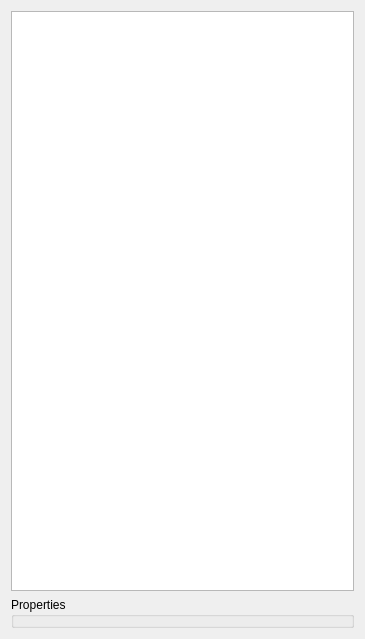
Above: resourceForm.ui from Mouse-Imaging-Centre/brain-view2 before the change. Below: the same form after it.
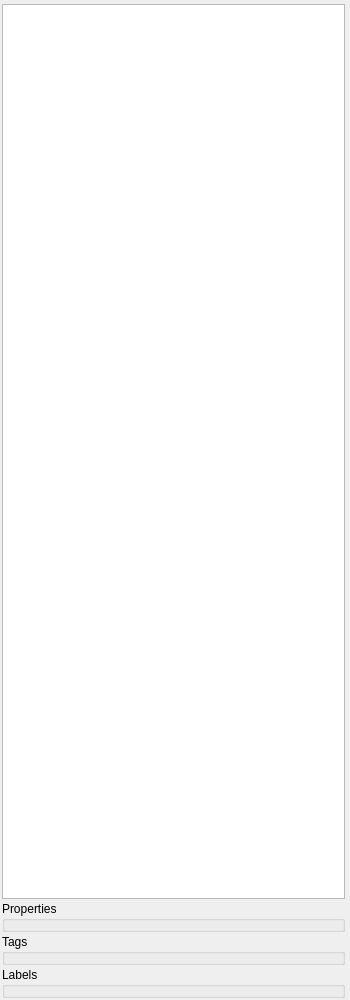
That is the form after the change.

Commit message: The option to set the background color is added. Loading line objects, polygon objects and cylindrical hdf5 files are possible. The option to tag objects and label cylindrical hdf5 files are added.

Patch:
```diff
--- a/resourceForm.ui
+++ b/resourceForm.ui
@@ -1,12 +1,12 @@
 <ui version="4.0" >
  <class>resourceForm</class>
- <widget class="QWidget" name="resourceForm" >
-  <property name="geometry" >
+ <widget class="QWidget" name="resourceForm">
+  <property name="geometry">
    <rect>
     <x>0</x>
     <y>0</y>
-    <width>365</width>
-    <height>639</height>
+    <width>350</width>
+    <height>1000</height>
    </rect>
   </property>
   <property name="minimumSize" >
@@ -18,9 +18,31 @@
   <property name="windowTitle" >
    <string>Form</string>
   </property>
-  <layout class="QVBoxLayout" name="verticalLayout" >
+  <layout class="QVBoxLayout" name="verticalLayout">
+   <property name="spacing">
+    <number>2</number>
+   </property>
+   <property name="leftMargin">
+    <number>2</number>
+   </property>
+   <property name="topMargin">
+    <number>4</number>
+   </property>
+   <property name="rightMargin">
+    <number>5</number>
+   </property>
+   <property name="bottomMargin">
+    <number>2</number>
+   </property>
    <item>
-    <widget class="QTreeView" name="treeView" />
+    <widget class="QTreeView" name="treeView">
+     <property name="minimumSize">
+      <size>
+       <width>150</width>
+       <height>0</height>
+      </size>
+     </property>
+    </widget>
    </item>
    <item>
     <widget class="QGroupBox" name="propertiesBox" >
@@ -29,6 +51,20 @@
      </property>
     </widget>
    </item>
+   <item>
+    <widget class="QGroupBox" name="Tags">
+     <property name="title">
+      <string>Tags</string>
+     </property>
+    </widget>
+   </item>
+   <item>
+    <widget class="QGroupBox" name="Labels">
+     <property name="title">
+      <string>Labels</string>
+     </property>
+    </widget>
+   </item>
   </layout>
  </widget>
  <resources/>
```
Left out of the diff: 11 changed lines with no effect on the pictures. The commit also changes 26 other files.
